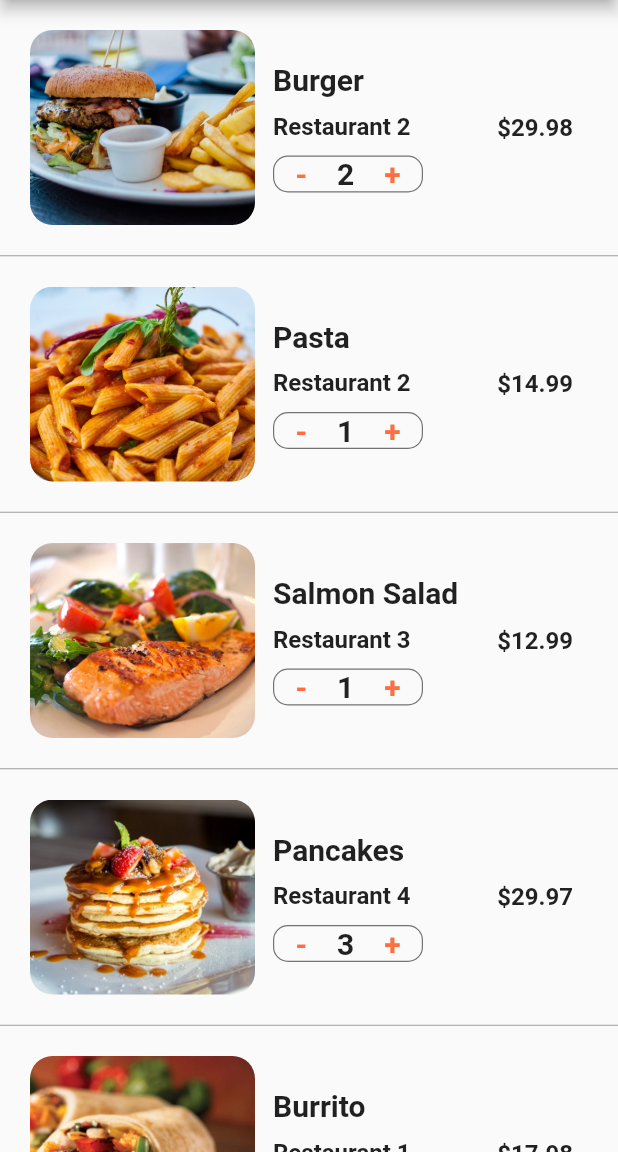
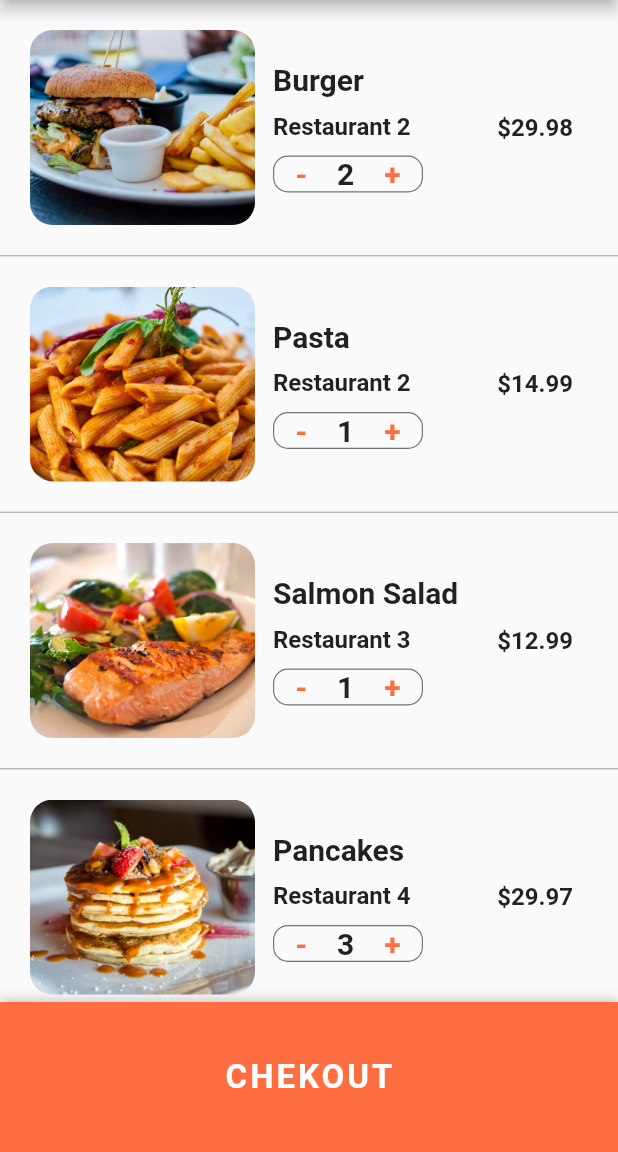
Before and after one commit to harvi7/flutter_food_delivery_ui, a Flutter app: the CartScreen screen opened directly, on a phone screen of 412 x 824 dp, the part 84-1236 px from its top. Run offline on Flutter 3.47's test engine with Material 2 defaults, Android fonts, the phone set to English and light mode, and no system bars.

Commit message:
Bottom Sheet Checkout Button

```diff
--- a/lib/screens/cart_screen.dart
+++ b/lib/screens/cart_screen.dart
@@ -1,5 +1,7 @@
 import 'package:flutter/material.dart';
 
+import '../data/data.dart';
+import '../data/data.dart';
 import '../data/data.dart';
 import '../models/order.dart';
 
@@ -126,21 +128,106 @@ class _CartScreenState extends State<CartScreen> {
   }
   @override
   Widget build(BuildContext context) {
+
+    double totalPrice = 0;
+    currentUser.cart.forEach((Order order) => totalPrice += order.quantity * order.food.price);
+
     return Scaffold(
       appBar: AppBar(
         centerTitle: true,
         title: Text('Cart (${currentUser.cart.length})'),
       ),
       body: ListView.separated(
-        itemCount: currentUser.cart.length,
+        physics: BouncingScrollPhysics(),
+        itemCount: currentUser.cart.length + 1,
         itemBuilder: (BuildContext context, int index) {
-          Order order = currentUser.cart[index];
-          return _buildCartItem(order);
+          if (index < currentUser.cart.length) {
+            Order order = currentUser.cart[index];
+            return _buildCartItem(order);
+          }
+          return Padding(
+            padding: EdgeInsets.all(20.0),
+            child: Column(
+              children: <Widget>[
+                Row(
+                  mainAxisAlignment: MainAxisAlignment.spaceBetween,
+                  children: <Widget>[
+                    Text(
+                      'Estimated Delivery Time:',
+                      style: TextStyle(
+                        fontSize: 20.0,
+                        fontWeight: FontWeight.w600,
+                      ),
+                    ),
+                    Text(
+                      '25 min',
+                      style: TextStyle(
+                        fontSize: 20.0,
+                        fontWeight: FontWeight.w600,
+                      ),
+                    ),
+                  ],
+                ),
+                SizedBox(height: 10.0),
+                Row(
+                  mainAxisAlignment: MainAxisAlignment.spaceBetween,
+                  children: <Widget>[
+                    Text(
+                      'Total Cost:',
+                      style: TextStyle(
+                        fontSize: 20.0,
+                        fontWeight: FontWeight.w600,
+                      ),
+                    ),
+                    Text(
+                      '\$${totalPrice.toStringAsFixed(2)}',
+                      style: TextStyle(
+                        color: Colors.green[700],
+                        fontSize: 20.0,
+                        fontWeight: FontWeight.w600,
+                      ),
+                    ),
+                  ],
+                ),
+                SizedBox(height: 100.0),
+              ],
+            ),
+          );
         },
         separatorBuilder: (BuildContext context, int index) {
           return Divider(height: 1, color: Colors.grey);
         }
-      )
+      ),
+      bottomSheet: Container(
+        height: 100.0,
+        width: MediaQuery.of(context).size.width,
+        decoration: BoxDecoration(
+          color: Theme.of(context).primaryColor,
+          boxShadow: [
+            BoxShadow(
+              color: Colors.black26,
+              offset: Offset(0, -1),
+              blurRadius: 6.0,
+            ),
+          ],
+        ),
+        child: Center(
+          child: FlatButton(
+            child: Text(
+              'CHEKOUT',
+              style: TextStyle(
+                color: Colors.white,
+                fontSize: 22.0,
+                fontWeight: FontWeight.bold,
+                letterSpacing: 2.0,
+              ),
+            ),
+            onPressed: () {
+
+            },
+          ),
+        ),
+      ),
     );
   }
 }
```
Also changed, not shown: 1 other file.
